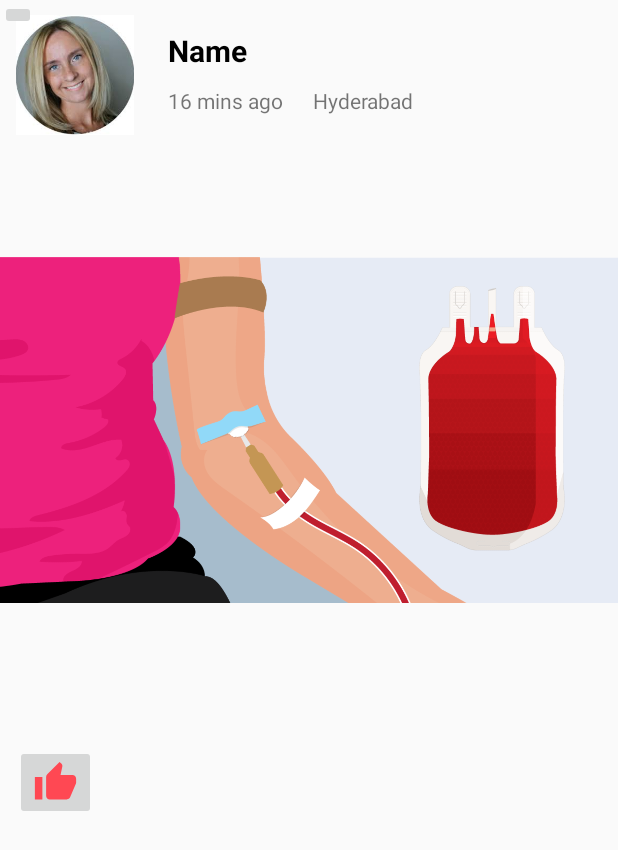
After one commit to AminullahTajMuhammad/BloodDonate2, an Android app: the layout activity_news_feed_lisitem.xml on its own in the app's theme, with its tools: preview values and no code run, on a phone screen of 412 x 824 dp. The commit adds this screen. Shown: the top 850 px of the screen. Run offline under Robolectric (Android 15) with nearby library versions, the phone set to English and light mode, and no system bars.

Commit message:
Working on News Feed Screen

```diff
--- a/app/src/main/AndroidManifest.xml
+++ b/app/src/main/AndroidManifest.xml
@@ -23,7 +23,9 @@
         <activity android:name=".VerifyNumber" />
         <activity android:name=".DialogScreen" />
         <activity android:name=".BloodRequestScreen" />
-        <activity android:name=".ExploreDonerScreen"></activity>
+        <activity android:name=".ExploreDonerScreen" />
+        <activity android:name=".NewsFeedScreen" />
+        <activity android:name=".NewsFeedAdapter"></activity>
     </application>
 
 </manifest>
--- /dev/null
+++ b/app/src/main/res/drawable/ic_thumb_up_black_24dp.xml
@@ -0,0 +1,9 @@
+<vector
+    android:height="30dp"
+    android:tint="@color/colorLightAccent"
+    android:viewportHeight="24.0"
+    android:viewportWidth="24.0"
+    android:width="30dp"
+    xmlns:android="http://schemas.android.com/apk/res/android">
+    <path android:fillColor="#FF000000" android:pathData="M1,21h4L5,9L1,9v12zM23,10c0,-1.1 -0.9,-2 -2,-2h-6.31l0.95,-4.57 0.03,-0.32c0,-0.41 -0.17,-0.79 -0.44,-1.06L14.17,1 7.59,7.59C7.22,7.95 7,8.45 7,9v10c0,1.1 0.9,2 2,2h9c0.83,0 1.54,-0.5 1.84,-1.22l3.02,-7.05c0.09,-0.23 0.14,-0.47 0.14,-0.73v-1.91l-0.01,-0.01L23,10z"/>
+</vector>
--- /dev/null
+++ b/app/src/main/res/layout/activity_news_feed_lisitem.xml
@@ -0,0 +1,61 @@
+<?xml version="1.0" encoding="utf-8"?>
+<RelativeLayout xmlns:android="http://schemas.android.com/apk/res/android"
+    xmlns:app="http://schemas.android.com/apk/res-auto"
+    xmlns:tools="http://schemas.android.com/tools"
+    android:layout_width="match_parent"
+    android:layout_height="wrap_content">
+
+    <ImageView android:id="@+id/profilePic"
+        android:layout_width="80dp"
+        android:layout_height="80dp"
+        android:src="@drawable/four"
+        android:layout_margin="10dp"/>
+
+    <TextView android:id="@+id/tv_news_Name"
+        android:layout_width="wrap_content"
+        android:layout_height="wrap_content"
+        android:layout_marginLeft="12dp"
+        android:layout_marginTop="20dp"
+        android:layout_toRightOf="@+id/profilePic"
+        android:text="Name"
+        android:textSize="20sp"
+        android:textStyle="bold"
+        android:textColor="#000"/>
+
+    <TextView android:id="@+id/tvUpdateTime"
+        android:layout_width="wrap_content"
+        android:layout_height="wrap_content"
+        android:layout_toRightOf="@+id/profilePic"
+        android:layout_below="@+id/tv_news_Name"
+        android:layout_marginLeft="12dp"
+        android:layout_marginTop="10dp"
+        android:text="16 mins ago"/>
+
+    <TextView android:id="@+id/tv_news_City"
+        android:layout_width="wrap_content"
+        android:layout_height="wrap_content"
+        android:layout_toRightOf="@+id/tvUpdateTime"
+        android:layout_below="@+id/tv_news_Name"
+        android:layout_marginLeft="20dp"
+        android:layout_marginTop="10dp"
+        android:text="Hyderabad"/>
+
+    <ImageView android:id="@+id/imgImage"
+        android:layout_width="match_parent"
+        android:layout_height="400dp"
+        android:layout_below="@+id/tv_news_City"
+        android:layout_marginTop="10dp"
+        android:src="@drawable/picture_one"/>
+
+    <ImageButton android:id="@+id/btnLike"
+        android:layout_width="wrap_content"
+        android:layout_height="wrap_content"
+        android:layout_margin="10dp"
+        android:src="@drawable/ic_thumb_up_black_24dp"
+        android:layout_below="@+id/imgImage"/>
+
+    <ImageButton android:id="@+id/btnComment"
+        android:layout_width="wrap_content"
+        android:layout_height="wrap_content" />
+
+</RelativeLayout>
```
Also changed, not shown: app/src/main/java/blooddonate/com/blooddonate/ExploreDonerScreen.java (+8 -8 lines), app/src/main/java/blooddonate/com/blooddonate/ExporeDonerAdapter.java (+22 -3 lines), app/src/main/java/blooddonate/com/blooddonate/NewsFeedAdapter.java (added, +37 -0 lines), app/src/main/java/blooddonate/com/blooddonate/NewsFeedData.java (added, +57 -0 lines), app/src/main/java/blooddonate/com/blooddonate/NewsFeedScreen.java (added, +13 -0 lines), app/src/main/res/drawable/ic_filter_list_black_24dp.xml (added, +12 -0 lines), app/src/main/res/layout/activity_explore_doner_screen.xml (+9 -7 lines), app/src/main/res/layout/activity_news_feed_screen.xml (added, +9 -0 lines), app/src/main/res/layout/toolbar_layput.xml (added, +46 -0 lines), app/src/main/res/drawable/five.jpeg (added), app/src/main/res/drawable/four.jpeg (added), app/src/main/res/drawable/seven.jpeg (added), app/src/main/res/drawable/six.jpeg (added).
